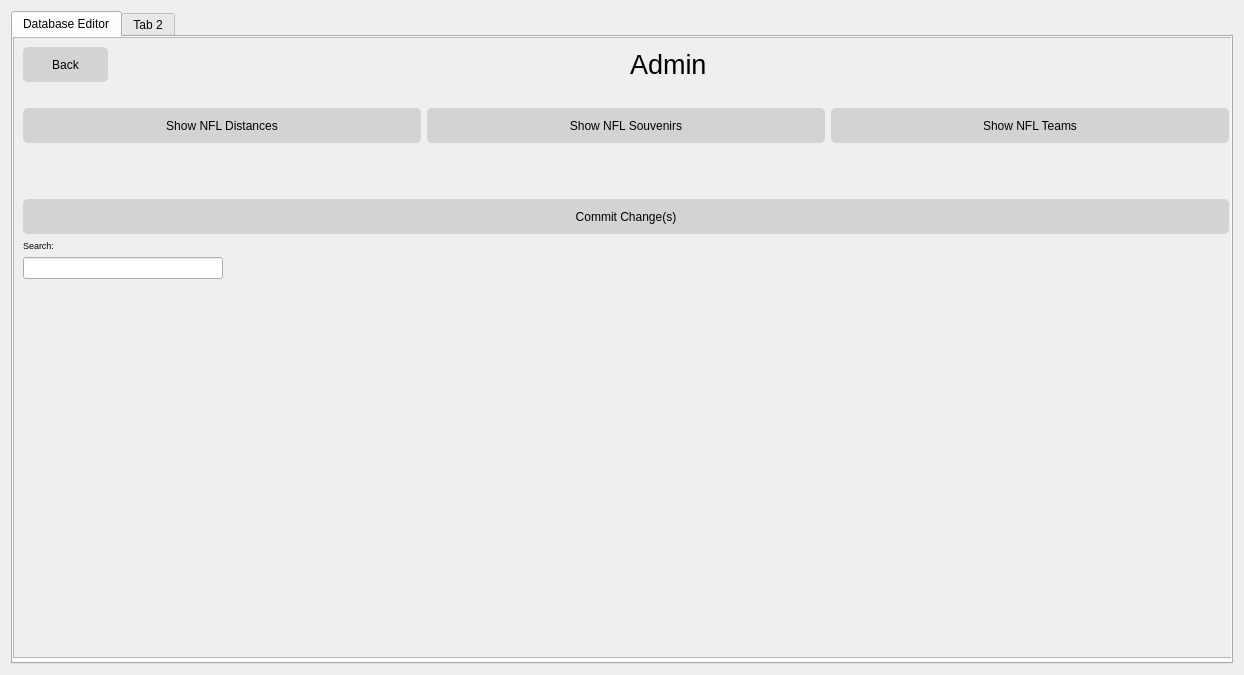
Old version of the form admin.ui in the repository Cyriously1/NFLTour.
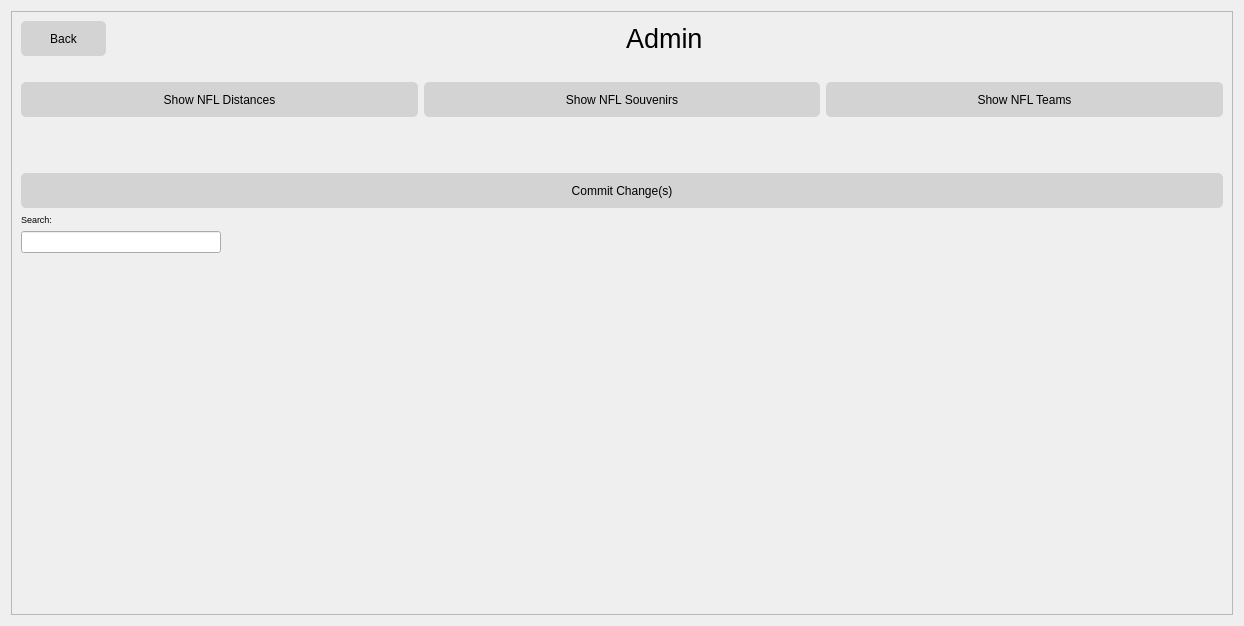
New version of the form. Icons and pictures are not drawn.

Commit message: fixed admin commit button and mainwindow picture resizing

The edit to the form file:
```diff
--- a/admin.ui
+++ b/admin.ui
@@ -7,7 +7,7 @@
     <x>0</x>
     <y>0</y>
     <width>1244</width>
-    <height>675</height>
+    <height>626</height>
    </rect>
   </property>
   <property name="windowTitle">
@@ -54,44 +54,7 @@
   </property>
   <layout class="QGridLayout" name="gridLayout">
    <item row="0" column="0">
-    <widget class="QTabWidget" name="admin_tabWidget">
-     <property name="mouseTracking">
-      <bool>false</bool>
-     </property>
-     <property name="tabPosition">
-      <enum>QTabWidget::North</enum>
-     </property>
-     <property name="tabShape">
-      <enum>QTabWidget::Rounded</enum>
-     </property>
-     <property name="currentIndex">
-      <number>0</number>
-     </property>
-     <property name="iconSize">
-      <size>
-       <width>16</width>
-       <height>16</height>
-      </size>
-     </property>
-     <property name="documentMode">
-      <bool>false</bool>
-     </property>
-     <property name="tabBarAutoHide">
-      <bool>false</bool>
-     </property>
-     <widget class="QWidget" name="admin_tab1">
-      <attribute name="title">
-       <string>Database Editor</string>
-      </attribute>
       <widget class="QScrollArea" name="scrollArea_2">
-       <property name="geometry">
-        <rect>
-         <x>0</x>
-         <y>0</y>
-         <width>1226</width>
-         <height>621</height>
-        </rect>
-       </property>
        <property name="styleSheet">
         <string notr="true"/>
        </property>
@@ -110,7 +73,7 @@
           <x>0</x>
           <y>0</y>
           <width>1224</width>
-          <height>1357</height>
+        <height>1355</height>
          </rect>
         </property>
         <property name="styleSheet">
@@ -283,13 +246,6 @@
           </layout>
          </item>
         </layout>
-       </widget>
-      </widget>
-     </widget>
-     <widget class="QWidget" name="admin_tab2">
-      <attribute name="title">
-       <string>Tab 2</string>
-      </attribute>
      </widget>
     </widget>
    </item>
```
Lines whose indentation alone changed are shown as unchanged. The commit also changes 2 other files.
